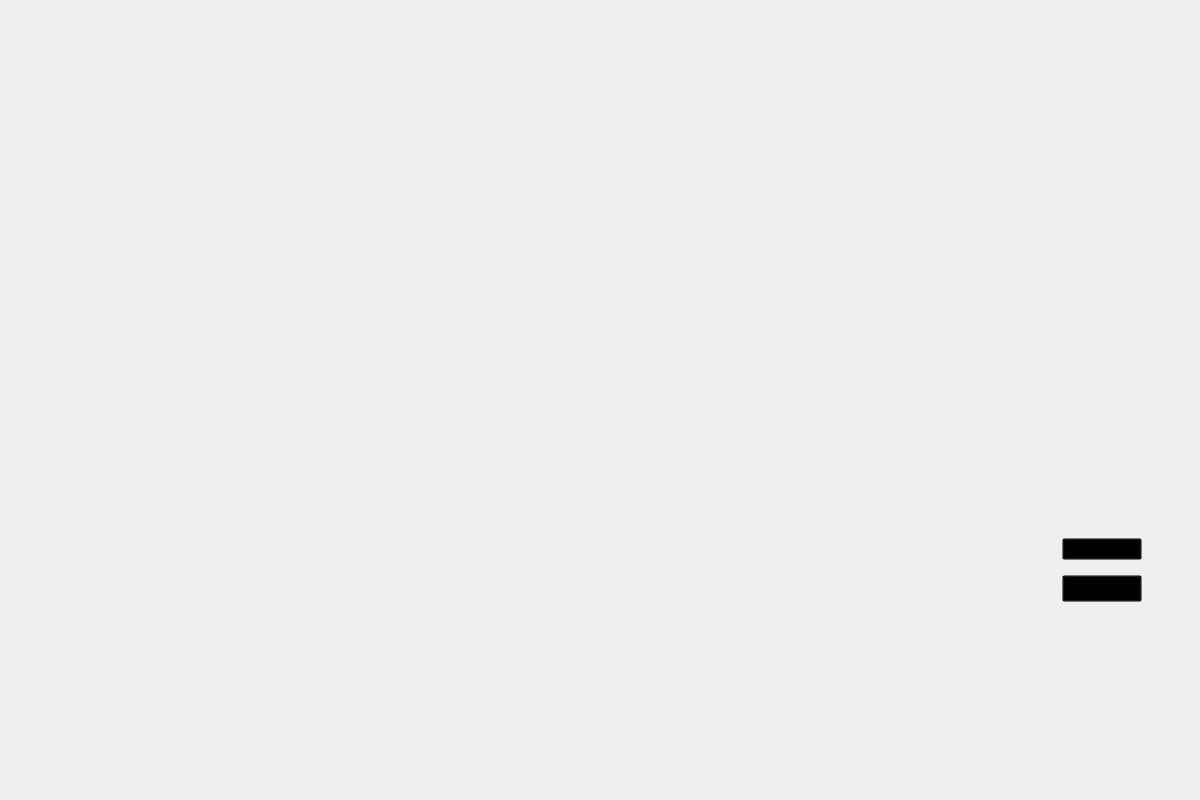
Old version of the form second.ui in the repository Saeedfhm/T_Monsters.
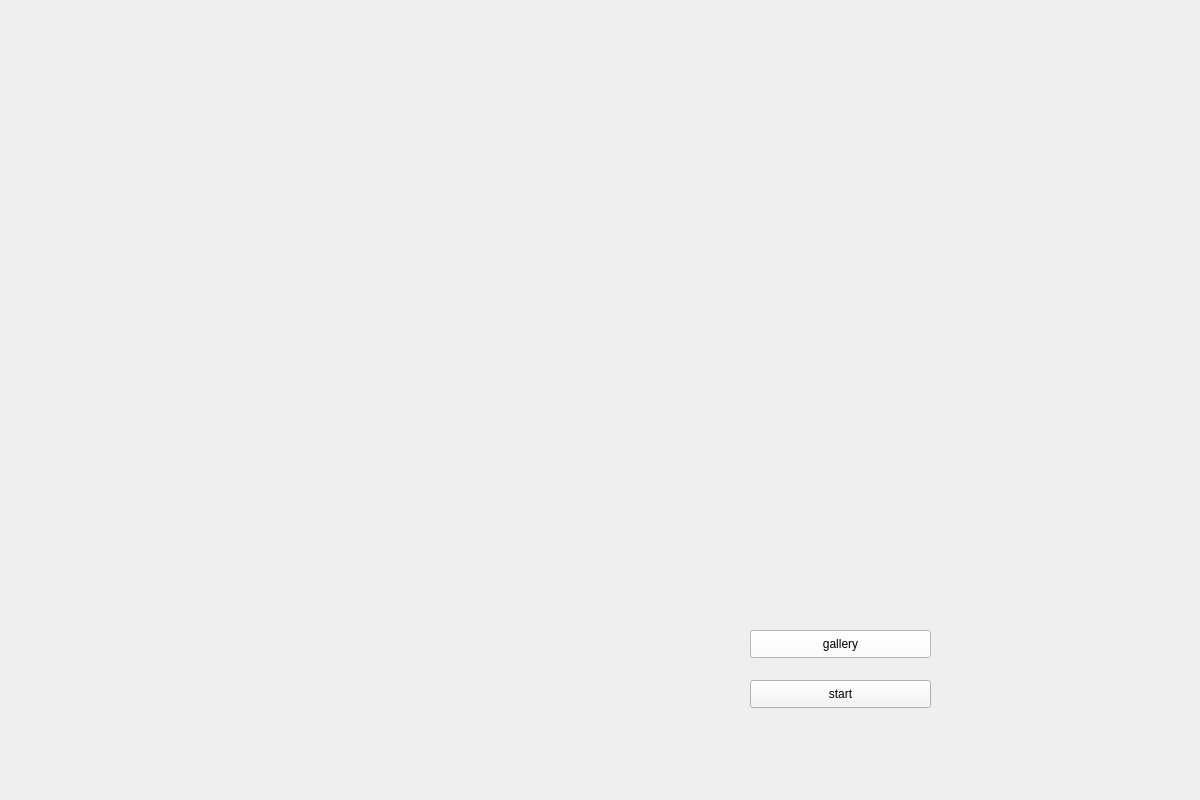
New version of the form. Icons and pictures are not drawn.

Commit message: backgrounds totally changed

The edit to the form file:
```diff
--- a/second.ui
+++ b/second.ui
@@ -10,6 +10,18 @@
     <height>800</height>
    </rect>
   </property>
+  <property name="sizePolicy">
+   <sizepolicy hsizetype="Preferred" vsizetype="Preferred">
+    <horstretch>0</horstretch>
+    <verstretch>0</verstretch>
+   </sizepolicy>
+  </property>
+  <property name="minimumSize">
+   <size>
+    <width>0</width>
+    <height>0</height>
+   </size>
+  </property>
   <property name="windowTitle">
    <string>MainWindow</string>
   </property>
@@ -22,81 +34,15 @@
    <property name="styleSheet">
     <string notr="true"/>
    </property>
-   <layout class="QVBoxLayout" name="verticalLayout">
-    <item>
-     <spacer name="verticalSpacer">
-      <property name="orientation">
-       <enum>Qt::Vertical</enum>
-      </property>
-      <property name="sizeHint" stdset="0">
-       <size>
-        <width>20</width>
-        <height>40</height>
-       </size>
-      </property>
-     </spacer>
-    </item>
-    <item>
-     <widget class="QWidget" name="horizontalWidget" native="true">
-      <property name="sizePolicy">
-       <sizepolicy hsizetype="Preferred" vsizetype="Preferred">
-        <horstretch>0</horstretch>
-        <verstretch>0</verstretch>
-       </sizepolicy>
-      </property>
-      <property name="styleSheet">
-       <string notr="true">background: none;
-background-color: transparent;</string>
-      </property>
-      <layout class="QHBoxLayout" name="horizontalLayout">
-       <property name="bottomMargin">
-        <number>1</number>
-       </property>
-       <item>
-        <spacer name="horizontalSpacer">
-         <property name="orientation">
-          <enum>Qt::Horizontal</enum>
-         </property>
-         <property name="sizeType">
-          <enum>QSizePolicy::Expanding</enum>
-         </property>
-         <property name="sizeHint" stdset="0">
-          <size>
-           <width>40</width>
-           <height>20</height>
-          </size>
-         </property>
-        </spacer>
-       </item>
-       <item>
-        <layout class="QVBoxLayout" name="verticalLayout_2">
-         <property name="spacing">
-          <number>15</number>
-         </property>
-         <property name="leftMargin">
-          <number>0</number>
-         </property>
-         <property name="rightMargin">
-          <number>0</number>
-         </property>
-         <property name="bottomMargin">
-          <number>0</number>
-         </property>
-         <item>
-          <spacer name="verticalSpacer_3">
-           <property name="orientation">
-            <enum>Qt::Vertical</enum>
-           </property>
-           <property name="sizeHint" stdset="0">
-            <size>
-             <width>20</width>
-             <height>40</height>
-            </size>
-           </property>
-          </spacer>
-         </item>
-         <item>
           <widget class="QPushButton" name="gallery_btn">
+    <property name="geometry">
+     <rect>
+      <x>750</x>
+      <y>630</y>
+      <width>181</width>
+      <height>28</height>
+     </rect>
+    </property>
            <property name="sizePolicy">
             <sizepolicy hsizetype="Minimum" vsizetype="Preferred">
              <horstretch>0</horstretch>
@@ -117,22 +63,22 @@
            </property>
            <property name="styleSheet">
             <string notr="true">background-color: rgb(255, 255, 255);
-QPushButton {
-    border-radius: 20px;
-    border: 2px solid #555; /* حاشیه */
-    background-color: #008CBA;
-    color: white; /* رنگ متن */
-    font-weight: bold;
-    padding: 10px;
-}</string>
+
+</string>
            </property>
            <property name="text">
             <string>gallery</string>
            </property>
           </widget>
-         </item>
-         <item>
           <widget class="QPushButton" name="start_btn">
+    <property name="geometry">
+     <rect>
+      <x>750</x>
+      <y>680</y>
+      <width>181</width>
+      <height>28</height>
+     </rect>
+    </property>
            <property name="sizePolicy">
             <sizepolicy hsizetype="Minimum" vsizetype="Preferred">
              <horstretch>0</horstretch>
@@ -153,71 +99,13 @@
            </property>
            <property name="styleSheet">
             <string notr="true">background-color: rgb(246, 245, 244);
-QPushButton {
-    border-radius: 20px;
-    border: 2px solid #555; /* حاشیه */
-    background-color: #008CBA;
-    color: white; /* رنگ متن */
-    font-weight: bold;
-    padding: 10px;
-}</string>
+
+</string>
            </property>
            <property name="text">
             <string>start</string>
            </property>
           </widget>
-         </item>
-         <item>
-          <spacer name="verticalSpacer_4">
-           <property name="orientation">
-            <enum>Qt::Vertical</enum>
-           </property>
-           <property name="sizeHint" stdset="0">
-            <size>
-             <width>20</width>
-             <height>40</height>
-            </size>
-           </property>
-          </spacer>
-         </item>
-        </layout>
-       </item>
-       <item>
-        <spacer name="horizontalSpacer_2">
-         <property name="orientation">
-          <enum>Qt::Horizontal</enum>
-         </property>
-         <property name="sizeType">
-          <enum>QSizePolicy::Fixed</enum>
-         </property>
-         <property name="sizeHint" stdset="0">
-          <size>
-           <width>40</width>
-           <height>20</height>
-          </size>
-         </property>
-        </spacer>
-       </item>
-      </layout>
-     </widget>
-    </item>
-    <item>
-     <spacer name="verticalSpacer_2">
-      <property name="orientation">
-       <enum>Qt::Vertical</enum>
-      </property>
-      <property name="sizeType">
-       <enum>QSizePolicy::Fixed</enum>
-      </property>
-      <property name="sizeHint" stdset="0">
-       <size>
-        <width>20</width>
-        <height>40</height>
-       </size>
-      </property>
-     </spacer>
-    </item>
-   </layout>
   </widget>
  </widget>
  <resources/>
```
Left out of the diff: 2 changed lines with no effect on the pictures. Lines whose indentation alone changed are shown as unchanged. The commit also changes 10 other files.
